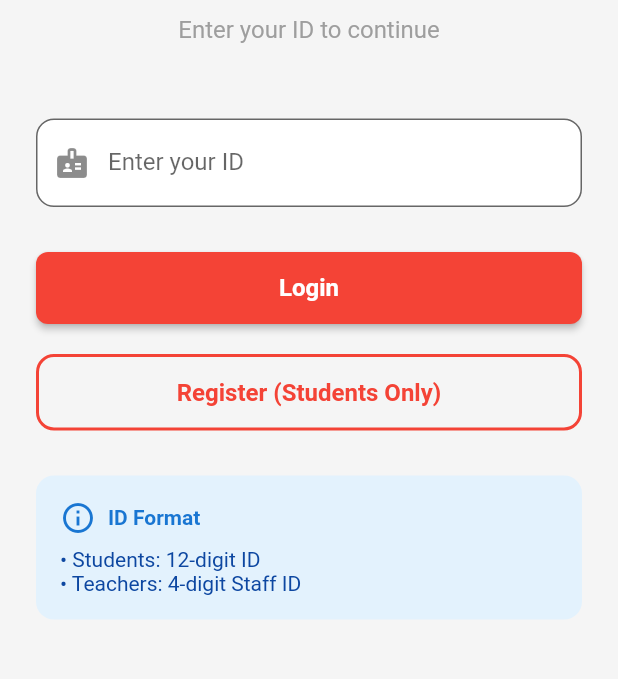
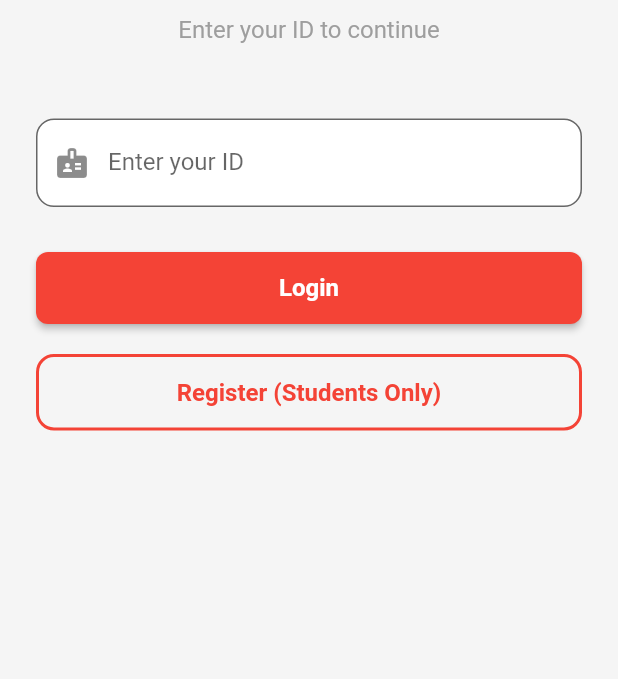
Before and after one commit to Youssef-Mabr/university_attendance, a Flutter app: the screen it shows after launch, on a phone screen of 412 x 824 dp, the part 408-1087 px from its top. Run offline on Flutter 3.47's test engine with Material 3 defaults, Android fonts, the phone set to English and light mode, and no system bars; our stand-ins replace cloud_firestore, firebase_core, firebase_storage, pdf, permission_handler, printing and 2 more; missing offline and left inert: excel, mobile_scanner, network_info_plus; accounts and stored records are empty.

Commit message:
Simplify login UI: change placeholder to 'Enter your ID' and remove ID format info box

```diff
--- a/lib/presentation/screens/auth/role_selection_screen.dart
+++ b/lib/presentation/screens/auth/role_selection_screen.dart
@@ -168,7 +168,7 @@ class _RoleSelectionScreenState extends State<RoleSelectionScreen> {
                 inputFormatters: [FilteringTextInputFormatter.digitsOnly],
                 decoration: InputDecoration(
                   labelText: 'Enter your ID',
-                  hintText: 'Student (12 digits) or Teacher (4 digits)',
+                  hintText: 'Enter your ID',
                   prefixIcon: const Icon(Icons.badge),
                   border: OutlineInputBorder(
                     borderRadius: BorderRadius.circular(12),
@@ -205,44 +205,6 @@ class _RoleSelectionScreenState extends State<RoleSelectionScreen> {
                   ),
                 ),
               ),
-
-              const SizedBox(height: 30),
-
-              // Info text
-              Container(
-                padding: const EdgeInsets.all(16),
-                decoration: BoxDecoration(
-                  color: Colors.blue.shade50,
-                  borderRadius: BorderRadius.circular(12),
-                ),
-                child: Column(
-                  crossAxisAlignment: CrossAxisAlignment.start,
-                  children: [
-                    Row(
-                      children: [
-                        Icon(Icons.info_outline, color: Colors.blue.shade700),
-                        const SizedBox(width: 8),
-                        Text(
-                          'ID Format',
-                          style: TextStyle(
-                            fontWeight: FontWeight.bold,
-                            color: Colors.blue.shade700,
-                          ),
-                        ),
-                      ],
-                    ),
-                    const SizedBox(height: 8),
-                    Text(
-                      '• Students: 12-digit ID',
-                      style: TextStyle(color: Colors.blue.shade900),
-                    ),
-                    Text(
-                      '• Teachers: 4-digit Staff ID',
-                      style: TextStyle(color: Colors.blue.shade900),
-                    ),
-                  ],
-                ),
-              ),
             ],
           ),
         ),
```
